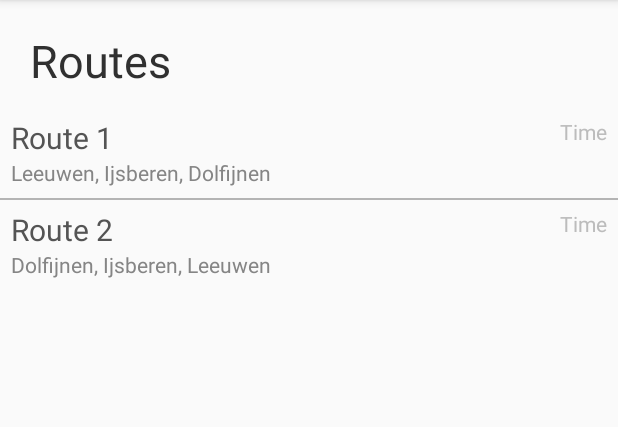
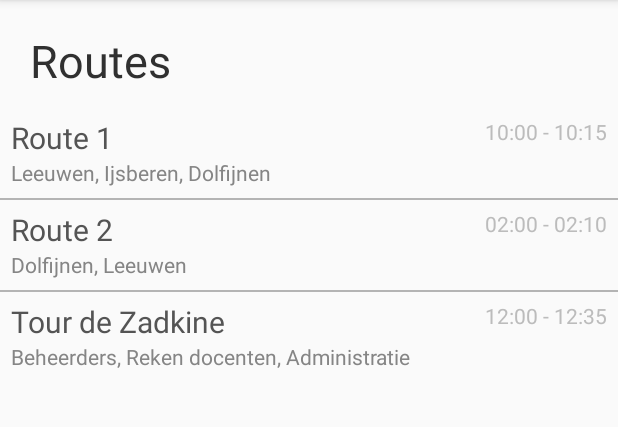
Before and after one commit to Neol3108/BlijExamen, an Android app: the screen it shows after launch (RouteList), after a tap on "IK BEN BINNEN", on a phone screen of 412 x 824 dp, the part 84-511 px from its top. Run offline under Robolectric (Android 15) with nearby library versions, the light colour scheme and no system bars.

Commit message:
Added some more stuff

```diff
--- a/app/src/main/AndroidManifest.xml
+++ b/app/src/main/AndroidManifest.xml
@@ -1,6 +1,9 @@
 <?xml version="1.0" encoding="utf-8"?>
 <manifest xmlns:android="http://schemas.android.com/apk/res/android"
     package="in.hageste.noel.blijexamen">
+
+    <uses-permission android:name="android.permission.ACCESS_FINE_LOCATION" />
+    <uses-permission android:name="android.permission.ACCESS_COARSE_LOCATION"/>
 
     <application
         android:allowBackup="true"
@@ -18,6 +21,7 @@
         </activity>
         <activity android:name=".RouteList" />
         <activity android:name=".RouteView"></activity>
+
         <meta-data android:name="com.google.android.maps.v2.API_KEY" android:value="@string/MAPS_API_KEY" />
         <uses-library android:name="org.apache.http.legacy" android:required="false" />
     </application>
--- a/app/src/main/java/in/hageste/noel/blijexamen/DBHelper.java
+++ b/app/src/main/java/in/hageste/noel/blijexamen/DBHelper.java
@@ -38,6 +38,7 @@ public class DBHelper extends SQLiteOpenHelper {
                 "feedingtimes " +
                 "(id INTEGER PRIMARY KEY AUTOINCREMENT, " +
                 "time INTEGER, " +
+                "duration INTEGER, " +
                 "animal_id INTEGER, " +
                 "FOREIGN KEY(animal_id) REFERENCES animals(id) ON UPDATE CASCADE ON DELETE CASCADE)");
 
@@ -52,7 +53,12 @@ public class DBHelper extends SQLiteOpenHelper {
         db.execSQL("CREATE TABLE IF NOT EXISTS " +
                 "routes " +
                 "(id INTEGER PRIMARY KEY AUTOINCREMENT, " +
-                "name VARCHAR(50))");
+                "name VARCHAR(50), " +
+                "lat DOUBLE, " +
+                "long DOUBLE, " +
+                "zoomMin FLOAT, " +
+                "zoomMax FLOAT" +
+                ")");
 
         ContentValues lion = new ContentValues();
         lion.put("name", "Leeuwen");
@@ -69,43 +75,82 @@ public class DBHelper extends SQLiteOpenHelper {
         dolphin.put("lat", 51.92853179);
         dolphin.put("long", 4.44546372);
 
+        ContentValues beheerders = new ContentValues();
+        beheerders.put("name", "Beheerders");
+        beheerders.put("lat", 51.854691);
+        beheerders.put("long", 4.309319);
+
+        ContentValues rekenen = new ContentValues();
+        rekenen.put("name", "Reken docenten");
+        rekenen.put("lat", 51.854653);
+        rekenen.put("long", 4.309624);
+
+        ContentValues admin = new ContentValues();
+        admin.put("name", "Administratie");
+        admin.put("lat", 51.854526);
+        admin.put("long", 4.309197);
+
         db.insert("animals", null, lion);
         db.insert("animals", null, polar);
         db.insert("animals", null, dolphin);
+        db.insert("animals", null, beheerders);
+        db.insert("animals", null, rekenen);
+        db.insert("animals", null, admin);
 
 
         ContentValues flion1 = new ContentValues();
         flion1.put("time", "600");
+        flion1.put("duration", 5);
         flion1.put("animal_id", 1);
 
         ContentValues flion2 = new ContentValues();
-        flion2.put("time", "850");
+        flion2.put("time", "845");
+        flion2.put("duration", 5);
         flion2.put("animal_id", 1);
 
 
         ContentValues fpolar1 = new ContentValues();
         fpolar1.put("time", "605");
+        fpolar1.put("duration", 5);
         fpolar1.put("animal_id", 2);
-
-        ContentValues fpolar2 = new ContentValues();
-        fpolar2.put("time", "845");
-        fpolar2.put("animal_id", 2);
 
 
         ContentValues fdolphin1 = new ContentValues();
         fdolphin1.put("time", "610");
+        fdolphin1.put("duration", 5);
         fdolphin1.put("animal_id", 3);
 
         ContentValues fdolphin2 = new ContentValues();
         fdolphin2.put("time", "840");
+        fdolphin2.put("duration", 5);
         fdolphin2.put("animal_id", 3);
+
+
+        ContentValues fbeheerders = new ContentValues();
+        fbeheerders.put("time", "720");
+        fbeheerders.put("duration", 10);
+        fbeheerders.put("animal_id", 4);
+
+        ContentValues frekenen = new ContentValues();
+        frekenen.put("time", "735");
+        frekenen.put("duration", 5);
+        frekenen.put("animal_id", 5);
+
+        ContentValues fadmin = new ContentValues();
+        fadmin.put("time", "745");
+        fadmin.put("duration", 10);
+        fadmin.put("animal_id", 6);
+
 
         db.insert("feedingtimes", null, flion1);
         db.insert("feedingtimes", null, flion2);
         db.insert("feedingtimes", null, fpolar1);
-        db.insert("feedingtimes", null, fpolar2);
         db.insert("feedingtimes", null, fdolphin1);
         db.insert("feedingtimes", null, fdolphin2);
+
+        db.insert("feedingtimes", null, fbeheerders);
+        db.insert("feedingtimes", null, frekenen);
+        db.insert("feedingtimes", null, fadmin);
 
 
         ContentValues route1 = new ContentValues();
@@ -114,8 +159,16 @@ public class DBHelper extends SQLiteOpenHelper {
         ContentValues route2 = new ContentValues();
         route2.put("name", "Route 2");
 
+        ContentValues zadkineRoute = new ContentValues();
+        zadkineRoute.put("name", "Tour de Zadkine");
+        zadkineRoute.put("lat", 51.8545032);
+        zadkineRoute.put("long", 4.3090097);
+        zadkineRoute.put("zoomMin", 18.3f);
+        zadkineRoute.put("zoomMax", 18.6f);
+
         db.insert("routes", null, route1);
         db.insert("routes", null, route2);
+        db.insert("routes", null, zadkineRoute);
 
 
         ContentValues feed11 = new ContentValues();
@@ -126,30 +179,42 @@ public class DBHelper extends SQLiteOpenHelper {
         feed13.put("route_id", 1);
         feed13.put("feedingtime_id", 3);
 
-        ContentValues feed15 = new ContentValues();
-        feed15.put("route_id", 1);
-        feed15.put("feedingtime_id", 5);
+        ContentValues feed14 = new ContentValues();
+        feed14.put("route_id", 1);
+        feed14.put("feedingtime_id", 4);
 
 
         ContentValues feed22 = new ContentValues();
         feed22.put("route_id", 2);
         feed22.put("feedingtime_id", 2);
 
-        ContentValues feed24 = new ContentValues();
-        feed24.put("route_id", 2);
-        feed24.put("feedingtime_id", 4);
+        ContentValues feed25 = new ContentValues();
+        feed25.put("route_id", 2);
+        feed25.put("feedingtime_id", 5);
 
-        ContentValues feed26 = new ContentValues();
-        feed26.put("route_id", 2);
-        feed26.put("feedingtime_id", 6);
+
+        ContentValues feed36 = new ContentValues();
+        feed36.put("route_id", 3);
+        feed36.put("feedingtime_id", 6);
+
+        ContentValues feed37 = new ContentValues();
+        feed37.put("route_id", 3);
+        feed37.put("feedingtime_id", 7);
+
+        ContentValues feed38 = new ContentValues();
+        feed38.put("route_id", 3);
+        feed38.put("feedingtime_id", 8);
 
 
         db.insert("route_feedingtimes", null, feed11);
         db.insert("route_feedingtimes", null, feed13);
-        db.insert("route_feedingtimes", null, feed15);
+        db.insert("route_feedingtimes", null, feed14);
         db.insert("route_feedingtimes", null, feed22);
-        db.insert("route_feedingtimes", null, feed24);
-        db.insert("route_feedingtimes", null, feed26);
+        db.insert("route_feedingtimes", null, feed25);
+
+        db.insert("route_feedingtimes", null, feed36);
+        db.insert("route_feedingtimes", null, feed37);
+        db.insert("route_feedingtimes", null, feed38);
     }
 
     @Override
--- a/app/src/main/java/in/hageste/noel/blijexamen/MainActivity.java
+++ b/app/src/main/java/in/hageste/noel/blijexamen/MainActivity.java
@@ -1,6 +1,10 @@
 package in.hageste.noel.blijexamen;
 
 import android.content.Intent;
+import android.content.pm.PackageManager;
+import android.support.annotation.NonNull;
+import android.support.v4.app.ActivityCompat;
+import android.support.v4.content.ContextCompat;
 import android.support.v7.app.AppCompatActivity;
 import android.os.Bundle;
 import android.view.View;
@@ -16,6 +20,25 @@ public class MainActivity extends AppCompatActivity {
     }
 
     public void onEnter(View v) {
-        startActivity(new Intent(this, RouteList.class));
+        if(ContextCompat.checkSelfPermission( this, android.Manifest.permission.ACCESS_FINE_LOCATION ) != PackageManager.PERMISSION_GRANTED && ContextCompat.checkSelfPermission( this, android.Manifest.permission.ACCESS_COARSE_LOCATION) != PackageManager.PERMISSION_GRANTED) {
+            ActivityCompat.requestPermissions( this, new String[] {  android.Manifest.permission.ACCESS_COARSE_LOCATION  }, 99);
+        } else {
+            startActivity(new Intent(this, RouteList.class));
+        }
+    }
+
+    @Override
+    public void onRequestPermissionsResult(int requestCode, @NonNull String[] permissions, @NonNull int[] grantResults) {
+        if(requestCode == 99) {
+            boolean success = true;
+            for (int i : grantResults) {
+                if(i != PackageManager.PERMISSION_GRANTED) {
+                    success = false;
+                    break;
+                }
+            }
+
+            if(success) startActivity(new Intent(this, RouteList.class));
+        }
     }
 }
--- a/app/src/main/java/in/hageste/noel/blijexamen/RouteList.java
+++ b/app/src/main/java/in/hageste/noel/blijexamen/RouteList.java
@@ -7,6 +7,8 @@ import android.os.Bundle;
 import android.support.v7.widget.DividerItemDecoration;
 import android.support.v7.widget.LinearLayoutManager;
 import android.support.v7.widget.RecyclerView;
+import android.view.View;
+import android.widget.TextView;
 import android.widget.Toast;
 
 import java.util.ArrayList;
@@ -36,7 +38,8 @@ public class RouteList extends AppCompatActivity {
         routeListView.addItemDecoration(dividerItemDecoration);
 
         // Set routeList adapter
-        routeListAdapter = new RouteListAdapter(this, Route.all(), new RouteListAdapter.OnItemClickListener() {
+        ArrayList<Route> routes = Route.all(false);
+        routeListAdapter = new RouteListAdapter(this, routes, new RouteListAdapter.OnItemClickListener() {
             @Override
             public void onItemClick(Route route) {
                 Intent intent = new Intent(RouteList.this, RouteView.class);
@@ -45,5 +48,7 @@ public class RouteList extends AppCompatActivity {
             }
         });
         routeListView.setAdapter(routeListAdapter);
+
+        if(routes.size() <= 0) findViewById(R.id.noRoutes).setVisibility(View.VISIBLE);
     }
 }
--- a/app/src/main/java/in/hageste/noel/blijexamen/RouteView.java
+++ b/app/src/main/java/in/hageste/noel/blijexamen/RouteView.java
@@ -67,21 +67,23 @@ public class RouteView extends AppCompatActivity implements OnMapReadyCallback {
     public void onMapReady(GoogleMap map) {
         map.getUiSettings().setMapToolbarEnabled(false);
         map.getUiSettings().setScrollGesturesEnabled(false);
-        map.setMinZoomPreference(14.0f);
-        map.setMaxZoomPreference(15.0f);
+        map.getUiSettings().setMyLocationButtonEnabled(false);
+
+        route.setMapSettings(map);
+
         map.setOnMarkerClickListener(new GoogleMap.OnMarkerClickListener() {
             public boolean onMarkerClick(Marker marker) {
                 marker.showInfoWindow();
                 return true;
             }
         });
+        map.setMyLocationEnabled(true);
 
         int nr = 1;
         for(Feeding feeding : route.getFeedings()) {
             map.addMarker(new MarkerOptions().position(feeding.getAnimal().getLocation()).title(feeding.getAnimal().getName())).setIcon(BitmapDescriptorFactory.fromBitmap(getIconBitmap(nr)));
             nr++;
         }
-        map.moveCamera(CameraUpdateFactory.newLatLngZoom(new LatLng(51.926159, 4.446775), 14.7F));
     }
 
     private Bitmap getIconBitmap(int nr) {
--- a/app/src/main/java/in/hageste/noel/blijexamen/adapters/FeedingsListAdapter.java
+++ b/app/src/main/java/in/hageste/noel/blijexamen/adapters/FeedingsListAdapter.java
@@ -35,9 +35,10 @@ public class FeedingsListAdapter extends RecyclerView.Adapter<FeedingsListAdapte
     @Override
     public void onBindViewHolder(@NonNull CustomViewHolder viewHolder, int i) {
         Feeding feeding = feedings.get(i);
+        SimpleDateFormat sdf = new SimpleDateFormat("hh:mm", Locale.US);
 
         viewHolder.name.setText(feeding.getAnimal().getName());
-        viewHolder.time.setText(new SimpleDateFormat("hh:mm", Locale.US).format(feeding.getTime().getTime()));
+        viewHolder.time.setText(String.format(context.getResources().getString(R.string.timeDisplay), sdf.format(feeding.getTime().getTime()), sdf.format(feeding.getEndTime().getTime())));
     }
 
     @Override
--- a/app/src/main/java/in/hageste/noel/blijexamen/adapters/RouteListAdapter.java
+++ b/app/src/main/java/in/hageste/noel/blijexamen/adapters/RouteListAdapter.java
@@ -8,7 +8,10 @@ import android.view.View;
 import android.view.ViewGroup;
 import android.widget.TextView;
 
+import java.text.SimpleDateFormat;
+import java.util.Calendar;
 import java.util.List;
+import java.util.Locale;
 
 import in.hageste.noel.blijexamen.R;
 import in.hageste.noel.blijexamen.models.Route;
@@ -34,9 +37,17 @@ public class RouteListAdapter extends RecyclerView.Adapter<RouteListAdapter.Cust
     @Override
     public void onBindViewHolder(@NonNull CustomViewHolder viewHolder, int i) {
         Route route = routes.get(i);
+        SimpleDateFormat sdf = new SimpleDateFormat("hh:mm", Locale.US);
 
         viewHolder.name.setText(route.getName());
         viewHolder.animalList.setText(route.getFeedingsList());
+        viewHolder.time.setText(
+                String.format(
+                        context.getResources().getString(R.string.timeDisplay),
+                        (route.getBeginTime() != null ? sdf.format(route.getBeginTime().getTime()) : ""),
+                        (route.getEndTime() != null ? sdf.format(route.getEndTime().getTime()) : "")
+                )
+        );
 
         viewHolder.bind(route, listener);
     }
--- a/app/src/main/java/in/hageste/noel/blijexamen/models/Feeding.java
+++ b/app/src/main/java/in/hageste/noel/blijexamen/models/Feeding.java
@@ -2,6 +2,7 @@ package in.hageste.noel.blijexamen.models;
 
 import android.database.Cursor;
 import android.database.sqlite.SQLiteDatabase;
+import android.util.Log;
 
 import java.lang.reflect.Array;
 import java.util.ArrayList;
@@ -12,34 +13,52 @@ import in.hageste.noel.blijexamen.DBHelper;
 public class Feeding {
     private int id;
     private Calendar time;
+    private Calendar endTime;
+    private int duration;
     private Animal animal;
 
-    public Feeding(int id, int time, Animal animal) {
+    public Feeding(int id, int duration, int time, Animal animal) {
         this.id = id;
         this.animal = animal;
+
+//        Log.i("DURATION", String.valueOf(duration));
+        this.duration = duration;
 
         this.time = Calendar.getInstance();
         this.time.set(Calendar.HOUR_OF_DAY, (int) Math.floor(time / 60));
         this.time.set(Calendar.MINUTE, (int) Math.floor(time % 60));
+
+        this.endTime = Calendar.getInstance();
+        this.endTime.set(Calendar.HOUR_OF_DAY, (int) Math.floor((time + duration) / 60));
+        this.endTime.set(Calendar.MINUTE, (int) Math.floor((time + duration) % 60));
     }
 
     public Animal getAnimal() {
         return animal;
     }
 
+    public int getDuration() {
+        return duration;
+    }
+
     public Calendar getTime() {
         return time;
+    }
+
+    public Calendar getEndTime() {
+        return endTime;
     }
 
     protected static ArrayList<Feeding> route(int id) {
         ArrayList<Feeding> result = new ArrayList<>();
         SQLiteDatabase db = DBHelper.getInstance().getReadableDatabase();
-        Cursor feedings = db.rawQuery("SELECT feedingtimes.id, animal_id, time FROM route_feedingtimes JOIN feedingtimes ON feedingtimes.id = route_feedingtimes.feedingtime_id WHERE route_id = ? ORDER BY time", new String[]{String.valueOf(id)});
+        Cursor feedings = db.rawQuery("SELECT feedingtimes.id, animal_id, time, duration FROM route_feedingtimes JOIN feedingtimes ON feedingtimes.id = route_feedingtimes.feedingtime_id WHERE route_id = ? ORDER BY time", new String[]{String.valueOf(id)});
 
         while(feedings.moveToNext()) {
             result.add(
                     new Feeding(
                             feedings.getInt(feedings.getColumnIndex("id")),
+                            feedings.getInt(feedings.getColumnIndex("duration")),
                             feedings.getInt(feedings.getColumnIndex("time")),
                             Animal.findById(feedings.getInt(feedings.getColumnIndex("animal_id"))))
             );
--- a/app/src/main/java/in/hageste/noel/blijexamen/models/Route.java
+++ b/app/src/main/java/in/hageste/noel/blijexamen/models/Route.java
@@ -4,7 +4,12 @@ import android.database.Cursor;
 import android.database.sqlite.SQLiteDatabase;
 import android.util.Log;
 
+import com.google.android.gms.maps.CameraUpdateFactory;
+import com.google.android.gms.maps.GoogleMap;
+import com.google.android.gms.maps.model.LatLng;
+
 import java.util.ArrayList;
+import java.util.Calendar;
 import java.util.List;
 
 import in.hageste.noel.blijexamen.DBHelper;
@@ -14,10 +19,20 @@ public class Route {
     private String name;
     private ArrayList<Feeding> feedings;
 
-    public Route(int id, String name) {
+    private double locLat;
+    private double locLong;
+    private float zoomMin;
+    private float zoomMax;
+
+    public Route(int id, String name, double la, double lo, float zoomMin, float zoomMax) {
         this.id = id;
         this.name = name;
         this.feedings = Feeding.route(id);
+
+        this.locLat = la;
+        this.locLong = lo;
+        this.zoomMin = zoomMin;
+        this.zoomMax = zoomMax;
     }
 
     public String getName() {
@@ -38,18 +53,63 @@ public class Route {
         return sb.toString();
     }
 
-    public static List<Route> all() {
+    public Calendar getBeginTime() {
+        Calendar res = null;
+        for (Feeding feeding : feedings) {
+            if (res == null) {
+                res = feeding.getTime();
+            } else if(feeding.getTime().compareTo(res) < 0) {
+                res = feeding.getTime();
+            }
+        }
+        return res;
+    }
+
+    public Calendar getEndTime() {
+        Calendar res = null;
+        for (Feeding feeding : feedings) {
+            if (res == null) {
+                res = feeding.getEndTime();
+            } else if(feeding.getEndTime().compareTo(res) > 0) {
+                res = feeding.getEndTime();
+            }
+        }
+        return res;
+    }
+
+    public void setMapSettings(GoogleMap map) {
+        double la = (locLat != 0 ? locLat : 51.926159);
+        double lo = (locLong != 0 ? locLong : 4.446775);
+        float zoomMin = (this.zoomMin != 0 ? this.zoomMin : 14.6f);
+        float zoomMax = (this.zoomMax != 0 ? this.zoomMax : 15.1f);
+
+        float zoom = zoomMin + ((zoomMax - zoomMin) / 2);
+
+        map.setMinZoomPreference(zoomMin);
+        map.setMaxZoomPreference(zoomMax);
+        map.moveCamera(CameraUpdateFactory.newLatLngZoom(new LatLng(la, lo), zoom));
+    }
+
+    public static ArrayList<Route> all(boolean toBe) {
         ArrayList<Route> data = new ArrayList<>();
         SQLiteDatabase db = DBHelper.getInstance().getReadableDatabase();
-        Cursor routes = db.query("routes", new String[]{"id", "name"}, null, null, null, null, null);
+        Cursor routes = db.query("routes", new String[]{"id", "name", "lat", "long", "zoomMin", "zoomMax"}, null, null, null, null, null);
 
         while(routes.moveToNext()) {
             Route route = new Route(
                     routes.getInt(routes.getColumnIndex("id")),
-                    routes.getString(routes.getColumnIndex("name"))
+                    routes.getString(routes.getColumnIndex("name")),
+                    routes.getDouble(routes.getColumnIndex("lat")),
+                    routes.getDouble(routes.getColumnIndex("long")),
+                    routes.getFloat(routes.getColumnIndex("zoomMin")),
+                    routes.getFloat(routes.getColumnIndex("zoomMax"))
             );
 
-            data.add(route);
+            if(toBe) {
+                if(route.getEndTime() != null && Calendar.getInstance().compareTo(route.getEndTime()) < 0) data.add(route);
+            } else {
+                data.add(route);
+            }
         }
 
         routes.close();
@@ -60,14 +120,18 @@ public class Route {
 
     public static Route findById(int id) {
         SQLiteDatabase db = DBHelper.getInstance().getReadableDatabase();
-        Cursor routes = db.query("routes", new String[]{"id", "name"}, "id=?", new String[]{String.valueOf(id)}, null, null, null);
+        Cursor routes = db.query("routes", new String[]{"id", "name", "lat", "long", "zoomMin", "zoomMax"}, "id=?", new String[]{String.valueOf(id)}, null, null, null);
         Route route = null;
         if(routes.moveToFirst()) {
 
             Log.i("ROUTEID", String.valueOf(routes.getInt(routes.getColumnIndex("id"))));
             route = new Route(
                     routes.getInt(routes.getColumnIndex("id")),
-                    routes.getString(routes.getColumnIndex("name"))
+                    routes.getString(routes.getColumnIndex("name")),
+                    routes.getDouble(routes.getColumnIndex("lat")),
+                    routes.getDouble(routes.getColumnIndex("long")),
+                    routes.getFloat(routes.getColumnIndex("zoomMin")),
+                    routes.getFloat(routes.getColumnIndex("zoomMax"))
             );
         }
 
--- a/app/src/main/res/layout/activity_route_list.xml
+++ b/app/src/main/res/layout/activity_route_list.xml
@@ -28,4 +28,15 @@
         android:layout_marginStart="-20dp"
         android:layout_marginTop="10dp" />
 
+    <TextView
+        android:id="@+id/noRoutes"
+        android:layout_width="wrap_content"
+        android:layout_height="wrap_content"
+        android:layout_centerInParent="true"
+        android:text="@string/noRoutes"
+        android:layout_centerHorizontal="true"
+        android:layout_centerVertical="true"
+        android:textAlignment="center"
+        android:visibility="gone" />
+
 </RelativeLayout>
--- a/app/src/main/res/values/strings.xml
+++ b/app/src/main/res/values/strings.xml
@@ -4,4 +4,6 @@
     <string name="welcome">Welcome bich</string>
     <string name="im_in">Ik ben binnen</string>
     <string name="routes">Routes</string>
+    <string name="timeDisplay">%1$s - %2$s</string>
+    <string name="noRoutes">Geen routes op dit moment</string>
 </resources>
```
